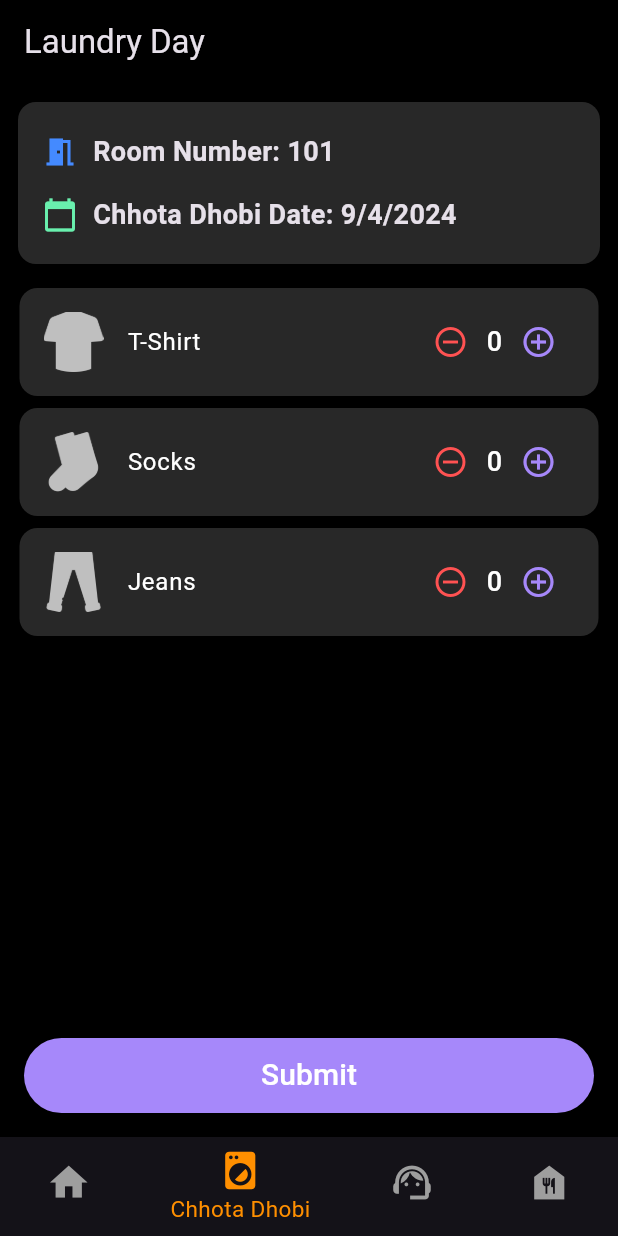
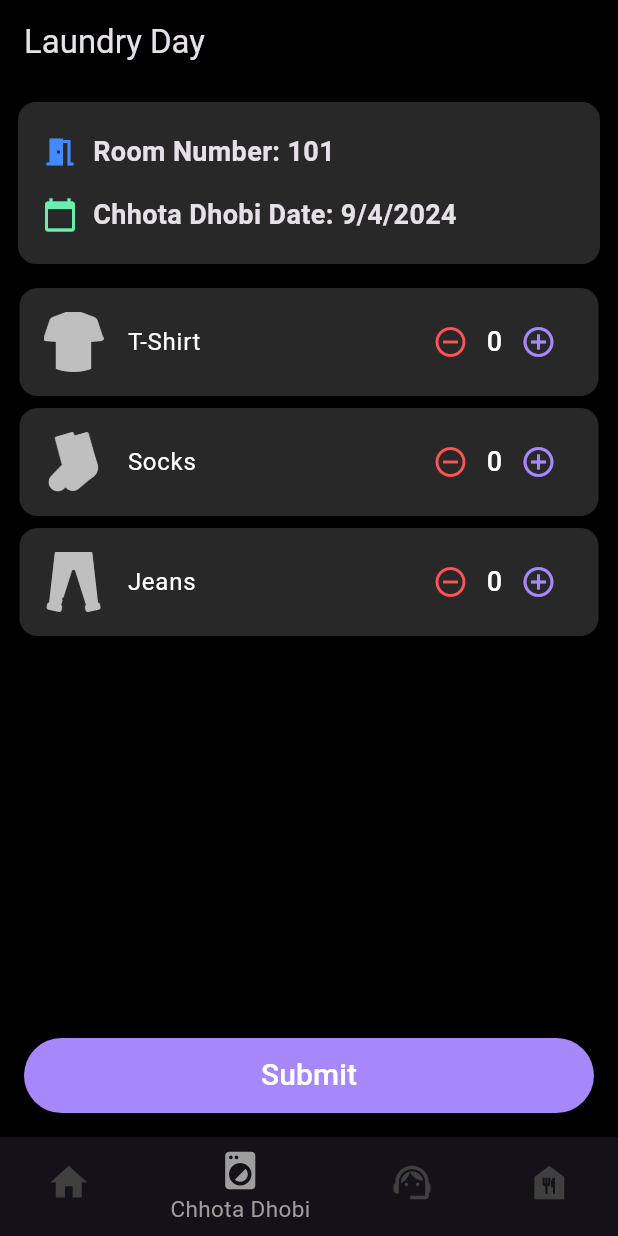
Before and after one commit to drowsy-coder/solveathon24, a Flutter app: the StudentNav screen opened directly, item 2 of the bottom bar chosen, on a phone screen of 412 x 824 dp. Run offline on Flutter 3.47's test engine with Material 3 defaults, Android fonts, the phone set to English and light mode, and no system bars; our stand-ins replace animated_text_kit, audioplayers, bubble, carousel_slider, cloud_firestore, dropdown_textfield and 7 more; missing offline and left inert: flutter_face_api, google_mlkit_face_detection; accounts and stored records are empty.

Commit message:
Update colors in student_nav.dart

```diff
--- a/lib/screens/student_nav.dart
+++ b/lib/screens/student_nav.dart
@@ -53,8 +53,8 @@ class _StudentNavState extends State<StudentNav> {
           ),
         ],
         currentIndex: _selectedIndex,
-        selectedItemColor: Colors.amber[800],
-        unselectedItemColor: Colors.grey,
+        selectedItemColor: Colors.grey,
+        unselectedItemColor: Color(0xff3f3f3f),
         backgroundColor: Colors.deepPurple,
         type: BottomNavigationBarType.shifting,
         elevation: 20.0,
```
